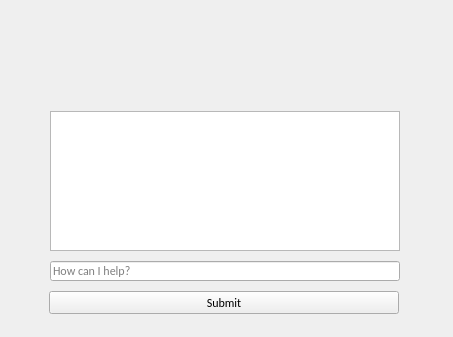
The window that ui/medium.ui (nfoert/jadeassistant) describes before a commit, drawn with Qt 5.
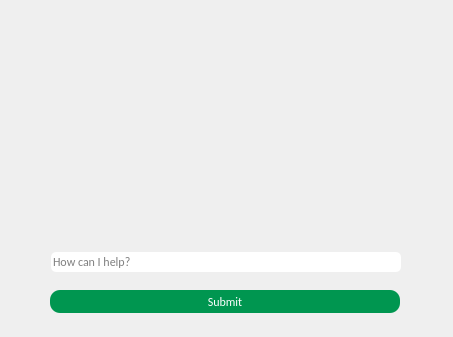
The same window after the commit. Icons and pictures are not drawn.

```diff
--- a/ui/medium.ui
+++ b/ui/medium.ui
@@ -34,268 +34,268 @@
    <iconset resource="../assets.qrc">
     <normaloff>:/images/assets/jadeIcon.png</normaloff>:/images/assets/jadeIcon.png</iconset>
   </property>
+  <property name="styleSheet">
+   <string notr="true">QMainWindow {
+	border-image: url(:/images/assets/background.png) 0 0 0 0 stretch stretch;
+}
+</string>
+  </property>
   <widget class="QWidget" name="centralwidget">
-   <widget class="QWidget" name="layoutWidget">
-    <property name="geometry">
-     <rect>
-      <x>0</x>
-      <y>290</y>
-      <width>451</width>
-      <height>25</height>
-     </rect>
-    </property>
-    <layout class="QHBoxLayout" name="horizontalLayout">
-     <item>
-      <spacer name="horizontalSpacer">
-       <property name="orientation">
-        <enum>Qt::Horizontal</enum>
-       </property>
-       <property name="sizeType">
-        <enum>QSizePolicy::Fixed</enum>
-       </property>
-       <property name="sizeHint" stdset="0">
-        <size>
-         <width>38</width>
-         <height>20</height>
-        </size>
-       </property>
-      </spacer>
-     </item>
-     <item>
-      <widget class="QPushButton" name="submit">
-       <property name="sizePolicy">
-        <sizepolicy hsizetype="Fixed" vsizetype="Fixed">
-         <horstretch>0</horstretch>
-         <verstretch>0</verstretch>
-        </sizepolicy>
-       </property>
-       <property name="minimumSize">
-        <size>
-         <width>350</width>
-         <height>23</height>
-        </size>
-       </property>
-       <property name="maximumSize">
-        <size>
-         <width>221</width>
-         <height>23</height>
-        </size>
-       </property>
-       <property name="text">
-        <string>Submit</string>
-       </property>
-      </widget>
-     </item>
-     <item>
-      <spacer name="horizontalSpacer_2">
-       <property name="orientation">
-        <enum>Qt::Horizontal</enum>
-       </property>
-       <property name="sizeType">
-        <enum>QSizePolicy::Fixed</enum>
-       </property>
-       <property name="sizeHint" stdset="0">
-        <size>
-         <width>40</width>
-         <height>20</height>
-        </size>
-       </property>
-      </spacer>
-     </item>
-    </layout>
-   </widget>
-   <widget class="QWidget" name="layoutWidget">
-    <property name="geometry">
-     <rect>
-      <x>0</x>
-      <y>260</y>
-      <width>451</width>
-      <height>22</height>
-     </rect>
-    </property>
-    <layout class="QHBoxLayout" name="horizontalLayout_2">
-     <item>
-      <spacer name="horizontalSpacer_4">
-       <property name="orientation">
-        <enum>Qt::Horizontal</enum>
-       </property>
-       <property name="sizeType">
-        <enum>QSizePolicy::Fixed</enum>
-       </property>
-       <property name="sizeHint" stdset="0">
-        <size>
-         <width>40</width>
-         <height>20</height>
-        </size>
-       </property>
-      </spacer>
-     </item>
-     <item>
-      <widget class="QLineEdit" name="input">
-       <property name="minimumSize">
-        <size>
-         <width>350</width>
-         <height>20</height>
-        </size>
-       </property>
-       <property name="maximumSize">
-        <size>
-         <width>350</width>
-         <height>20</height>
-        </size>
-       </property>
-       <property name="placeholderText">
-        <string>How can I help?</string>
-       </property>
-      </widget>
-     </item>
-     <item>
-      <spacer name="horizontalSpacer_3">
-       <property name="orientation">
-        <enum>Qt::Horizontal</enum>
-       </property>
-       <property name="sizeType">
-        <enum>QSizePolicy::Fixed</enum>
-       </property>
-       <property name="sizeHint" stdset="0">
-        <size>
-         <width>40</width>
-         <height>20</height>
-        </size>
-       </property>
-      </spacer>
-     </item>
-    </layout>
-   </widget>
-   <widget class="QWidget" name="layoutWidget">
-    <property name="geometry">
-     <rect>
-      <x>0</x>
-      <y>110</y>
-      <width>451</width>
-      <height>142</height>
-     </rect>
-    </property>
-    <layout class="QHBoxLayout" name="horizontalLayout_3">
-     <item>
-      <spacer name="horizontalSpacer_5">
-       <property name="orientation">
-        <enum>Qt::Horizontal</enum>
-       </property>
-       <property name="sizeType">
-        <enum>QSizePolicy::Fixed</enum>
-       </property>
-       <property name="sizeHint" stdset="0">
-        <size>
-         <width>40</width>
-         <height>20</height>
-        </size>
-       </property>
-      </spacer>
-     </item>
-     <item>
-      <widget class="QListWidget" name="listWidget">
-       <property name="sizePolicy">
-        <sizepolicy hsizetype="Fixed" vsizetype="Fixed">
-         <horstretch>0</horstretch>
-         <verstretch>0</verstretch>
-        </sizepolicy>
-       </property>
-       <property name="minimumSize">
-        <size>
-         <width>350</width>
-         <height>140</height>
-        </size>
-       </property>
-       <property name="maximumSize">
-        <size>
-         <width>350</width>
-         <height>140</height>
-        </size>
-       </property>
-      </widget>
-     </item>
-     <item>
-      <spacer name="horizontalSpacer_6">
-       <property name="orientation">
-        <enum>Qt::Horizontal</enum>
-       </property>
-       <property name="sizeType">
-        <enum>QSizePolicy::Fixed</enum>
-       </property>
-       <property name="sizeHint" stdset="0">
-        <size>
-         <width>40</width>
-         <height>20</height>
-        </size>
-       </property>
-      </spacer>
-     </item>
-    </layout>
-   </widget>
-   <widget class="QWidget" name="layoutWidget">
-    <property name="geometry">
-     <rect>
-      <x>0</x>
-      <y>0</y>
-      <width>451</width>
-      <height>102</height>
-     </rect>
-    </property>
-    <layout class="QHBoxLayout" name="horizontalLayout_4">
-     <item>
-      <spacer name="horizontalSpacer_7">
-       <property name="orientation">
-        <enum>Qt::Horizontal</enum>
-       </property>
-       <property name="sizeHint" stdset="0">
-        <size>
-         <width>40</width>
-         <height>20</height>
-        </size>
-       </property>
-      </spacer>
-     </item>
-     <item>
-      <widget class="QLabel" name="label">
-       <property name="minimumSize">
-        <size>
-         <width>140</width>
-         <height>100</height>
-        </size>
-       </property>
-       <property name="maximumSize">
-        <size>
-         <width>140</width>
-         <height>100</height>
-        </size>
-       </property>
-       <property name="text">
-        <string/>
-       </property>
-       <property name="pixmap">
-        <pixmap resource="../assets.qrc">:/images/assets/jadeAssistant.png</pixmap>
-       </property>
-       <property name="scaledContents">
-        <bool>true</bool>
-       </property>
-      </widget>
-     </item>
-     <item>
-      <spacer name="horizontalSpacer_8">
-       <property name="orientation">
-        <enum>Qt::Horizontal</enum>
-       </property>
-       <property name="sizeHint" stdset="0">
-        <size>
-         <width>40</width>
-         <height>20</height>
-        </size>
-       </property>
-      </spacer>
-     </item>
-    </layout>
-   </widget>
+   <layout class="QGridLayout" name="gridLayout">
+    <item row="0" column="0" colspan="3">
+     <layout class="QHBoxLayout" name="horizontalLayout_4">
+      <item>
+       <spacer name="horizontalSpacer_7">
+        <property name="orientation">
+         <enum>Qt::Horizontal</enum>
+        </property>
+        <property name="sizeHint" stdset="0">
+         <size>
+          <width>40</width>
+          <height>20</height>
+         </size>
+        </property>
+       </spacer>
+      </item>
+      <item>
+       <widget class="QLabel" name="label">
+        <property name="minimumSize">
+         <size>
+          <width>0</width>
+          <height>0</height>
+         </size>
+        </property>
+        <property name="maximumSize">
+         <size>
+          <width>210</width>
+          <height>35</height>
+         </size>
+        </property>
+        <property name="text">
+         <string/>
+        </property>
+        <property name="pixmap">
+         <pixmap resource="../assets.qrc">:/images/assets/jadeAssistant.png</pixmap>
+        </property>
+        <property name="scaledContents">
+         <bool>true</bool>
+        </property>
+       </widget>
+      </item>
+      <item>
+       <spacer name="horizontalSpacer_8">
+        <property name="orientation">
+         <enum>Qt::Horizontal</enum>
+        </property>
+        <property name="sizeHint" stdset="0">
+         <size>
+          <width>40</width>
+          <height>20</height>
+         </size>
+        </property>
+       </spacer>
+      </item>
+     </layout>
+    </item>
+    <item row="1" column="0">
+     <spacer name="horizontalSpacer_5">
+      <property name="orientation">
+       <enum>Qt::Horizontal</enum>
+      </property>
+      <property name="sizeType">
+       <enum>QSizePolicy::Fixed</enum>
+      </property>
+      <property name="sizeHint" stdset="0">
+       <size>
+        <width>40</width>
+        <height>20</height>
+       </size>
+      </property>
+     </spacer>
+    </item>
+    <item row="1" column="2">
+     <spacer name="horizontalSpacer_6">
+      <property name="orientation">
+       <enum>Qt::Horizontal</enum>
+      </property>
+      <property name="sizeType">
+       <enum>QSizePolicy::Fixed</enum>
+      </property>
+      <property name="sizeHint" stdset="0">
+       <size>
+        <width>40</width>
+        <height>20</height>
+       </size>
+      </property>
+     </spacer>
+    </item>
+    <item row="2" column="1">
+     <widget class="QListWidget" name="listWidget">
+      <property name="sizePolicy">
+       <sizepolicy hsizetype="Fixed" vsizetype="Fixed">
+        <horstretch>0</horstretch>
+        <verstretch>0</verstretch>
+       </sizepolicy>
+      </property>
+      <property name="minimumSize">
+       <size>
+        <width>350</width>
+        <height>140</height>
+       </size>
+      </property>
+      <property name="maximumSize">
+       <size>
+        <width>350</width>
+        <height>140</height>
+       </size>
+      </property>
+      <property name="styleSheet">
+       <string notr="true">QListWidget {
+	background: transparent;
+}
+</string>
+      </property>
+     </widget>
+    </item>
+    <item row="3" column="0" colspan="3">
+     <layout class="QHBoxLayout" name="horizontalLayout_2">
+      <item>
+       <spacer name="horizontalSpacer_4">
+        <property name="orientation">
+         <enum>Qt::Horizontal</enum>
+        </property>
+        <property name="sizeType">
+         <enum>QSizePolicy::Fixed</enum>
+        </property>
+        <property name="sizeHint" stdset="0">
+         <size>
+          <width>40</width>
+          <height>20</height>
+         </size>
+        </property>
+       </spacer>
+      </item>
+      <item>
+       <widget class="QLineEdit" name="input">
+        <property name="minimumSize">
+         <size>
+          <width>350</width>
+          <height>20</height>
+         </size>
+        </property>
+        <property name="maximumSize">
+         <size>
+          <width>350</width>
+          <height>20</height>
+         </size>
+        </property>
+        <property name="styleSheet">
+         <string notr="true">border-radius:5px</string>
+        </property>
+        <property name="placeholderText">
+         <string>How can I help?</string>
+        </property>
+       </widget>
+      </item>
+      <item>
+       <spacer name="horizontalSpacer_3">
+        <property name="orientation">
+         <enum>Qt::Horizontal</enum>
+        </property>
+        <property name="sizeType">
+         <enum>QSizePolicy::Fixed</enum>
+        </property>
+        <property name="sizeHint" stdset="0">
+         <size>
+          <width>40</width>
+          <height>20</height>
+         </size>
+        </property>
+       </spacer>
+      </item>
+     </layout>
+    </item>
+    <item row="4" column="0" colspan="3">
+     <layout class="QHBoxLayout" name="horizontalLayout">
+      <item>
+       <spacer name="horizontalSpacer">
+        <property name="orientation">
+         <enum>Qt::Horizontal</enum>
+        </property>
+        <property name="sizeType">
+         <enum>QSizePolicy::Fixed</enum>
+        </property>
+        <property name="sizeHint" stdset="0">
+         <size>
+          <width>38</width>
+          <height>20</height>
+         </size>
+        </property>
+       </spacer>
+      </item>
+      <item>
+       <widget class="QPushButton" name="submit">
+        <property name="sizePolicy">
+         <sizepolicy hsizetype="Fixed" vsizetype="Fixed">
+          <horstretch>0</horstretch>
+          <verstretch>0</verstretch>
+         </sizepolicy>
+        </property>
+        <property name="minimumSize">
+         <size>
+          <width>350</width>
+          <height>23</height>
+         </size>
+        </property>
+        <property name="maximumSize">
+         <size>
+          <width>221</width>
+          <height>23</height>
+         </size>
+        </property>
+        <property name="styleSheet">
+         <string notr="true">QPushButton {
+	background-color: rgb(0, 150, 80);
+	border-color: rgb(0, 255, 0);
+	border-radius: 10px;
+	font: 10pt &quot;Calibri&quot;;
+	
+	color: rgb(255, 255, 255);
+}
+
+QPushButton:hover {
+	background-color: rgb(0, 170, 100);
+}
+
+QPushButton:pressed {
+	
+	background-color: rgb(0, 200, 120);
+}</string>
+        </property>
+        <property name="text">
+         <string>Submit</string>
+        </property>
+       </widget>
+      </item>
+      <item>
+       <spacer name="horizontalSpacer_2">
+        <property name="orientation">
+         <enum>Qt::Horizontal</enum>
+        </property>
+        <property name="sizeType">
+         <enum>QSizePolicy::Fixed</enum>
+        </property>
+        <property name="sizeHint" stdset="0">
+         <size>
+          <width>40</width>
+          <height>20</height>
+         </size>
+        </property>
+       </spacer>
+      </item>
+     </layout>
+    </item>
+   </layout>
   </widget>
  </widget>
  <resources>
```
